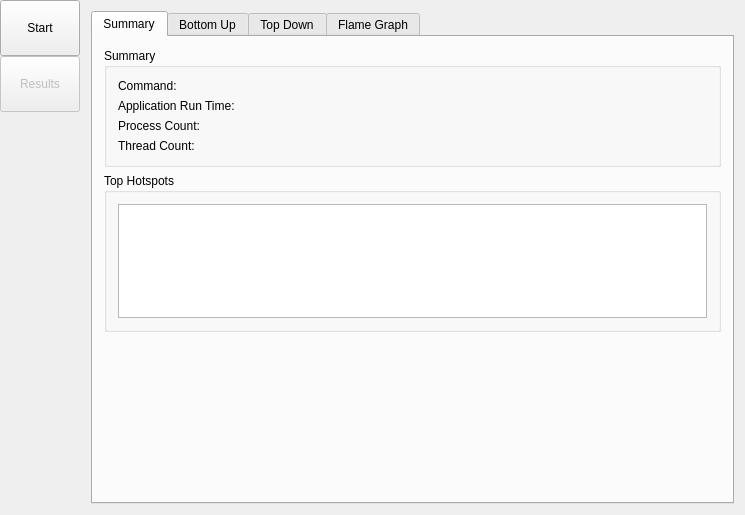
This is src/mainwindow.ui in KDAB/hotspot as Qt 5 draws it before an edit. The edited form follows.
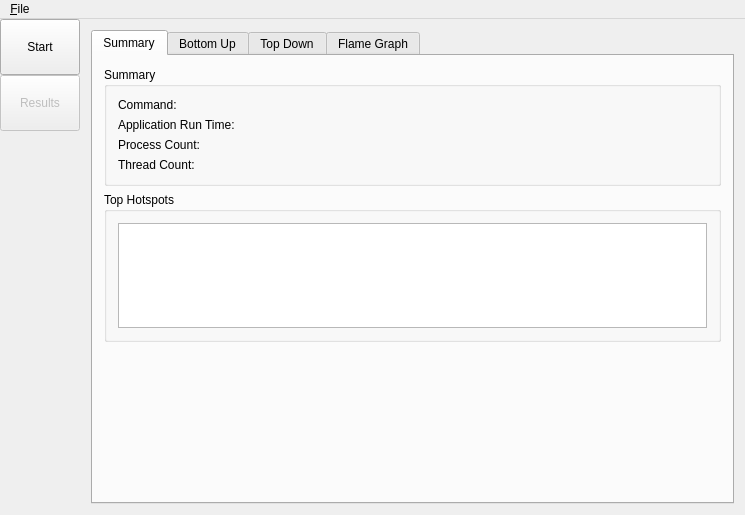
This is the edited form. Icons and pictures are not drawn. Custom widgets are drawn as their Qt base class.

Commit message: Add basic file menu with open/clear/close actions

```diff
--- a/src/mainwindow.ui
+++ b/src/mainwindow.ui
@@ -571,6 +571,12 @@
      <height>27</height>
     </rect>
    </property>
+   <widget class="QMenu" name="fileMenu">
+    <property name="title">
+     <string>&amp;File</string>
+    </property>
+   </widget>
+   <addaction name="fileMenu"/>
   </widget>
  </widget>
  <layoutdefault spacing="6" margin="11"/>
```
The commit also changes 2 other files.
